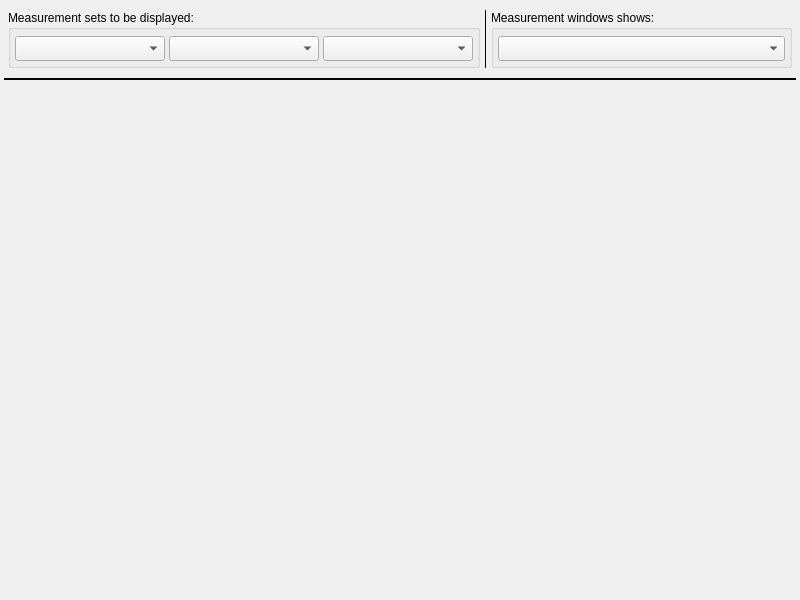
The window that mw4/gui/widgets/measure.ui (mworion/MountWizzard4) describes before a commit, drawn with Qt 5.
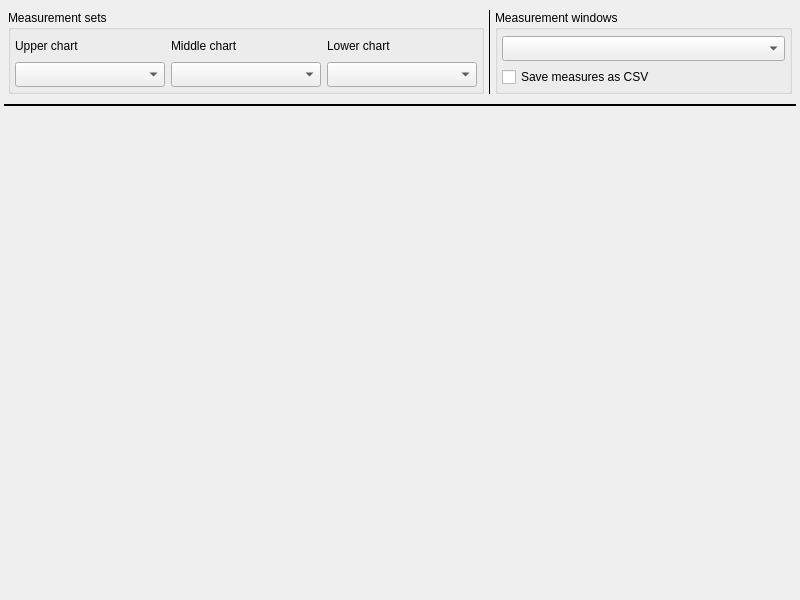
The same window after the commit.

Commit message: adding save CSv checkbox and refine gui

Diff of the .ui file:
```diff
--- a/mw4/gui/widgets/measure.ui
+++ b/mw4/gui/widgets/measure.ui
@@ -84,12 +84,9 @@
      <item>
       <widget class="QGroupBox" name="measureGroup">
        <property name="title">
-        <string>Measurement sets to be displayed:</string>
+        <string>Measurement sets</string>
        </property>
-       <layout class="QHBoxLayout" name="horizontalLayout_2">
-        <property name="spacing">
-         <number>4</number>
-        </property>
+       <layout class="QGridLayout" name="gridLayout">
         <property name="leftMargin">
          <number>4</number>
         </property>
@@ -102,7 +99,7 @@
         <property name="bottomMargin">
          <number>4</number>
         </property>
-        <item>
+        <item row="1" column="0">
          <widget class="QComboBox" name="measureSet1">
           <property name="minimumSize">
            <size>
@@ -112,7 +109,28 @@
           </property>
          </widget>
         </item>
-        <item>
+        <item row="0" column="1">
+         <widget class="QLabel" name="label_2">
+          <property name="text">
+           <string>Middle chart</string>
+          </property>
+         </widget>
+        </item>
+        <item row="0" column="0">
+         <widget class="QLabel" name="label">
+          <property name="text">
+           <string>Upper chart</string>
+          </property>
+         </widget>
+        </item>
+        <item row="0" column="2">
+         <widget class="QLabel" name="label_3">
+          <property name="text">
+           <string>Lower chart</string>
+          </property>
+         </widget>
+        </item>
+        <item row="1" column="1">
          <widget class="QComboBox" name="measureSet2">
           <property name="minimumSize">
            <size>
@@ -122,7 +140,7 @@
           </property>
          </widget>
         </item>
-        <item>
+        <item row="1" column="2">
          <widget class="QComboBox" name="measureSet3">
           <property name="minimumSize">
            <size>
@@ -151,12 +169,9 @@
      <item>
       <widget class="QGroupBox" name="timeGroup">
        <property name="title">
-        <string>Measurement windows shows:</string>
+        <string>Measurement windows</string>
        </property>
-       <layout class="QHBoxLayout" name="horizontalLayout_3">
-        <property name="spacing">
-         <number>4</number>
-        </property>
+       <layout class="QGridLayout" name="gridLayout_2">
         <property name="leftMargin">
          <number>4</number>
         </property>
@@ -169,7 +184,7 @@
         <property name="bottomMargin">
          <number>4</number>
         </property>
-        <item>
+        <item row="0" column="0">
          <widget class="QComboBox" name="timeSet">
           <property name="minimumSize">
            <size>
@@ -179,6 +194,13 @@
           </property>
          </widget>
         </item>
+        <item row="1" column="0">
+         <widget class="QCheckBox" name="checkSaveCSV">
+          <property name="text">
+           <string>Save measures as CSV</string>
+          </property>
+         </widget>
+        </item>
        </layout>
       </widget>
      </item>
```
The commit also changes 3 other files.
